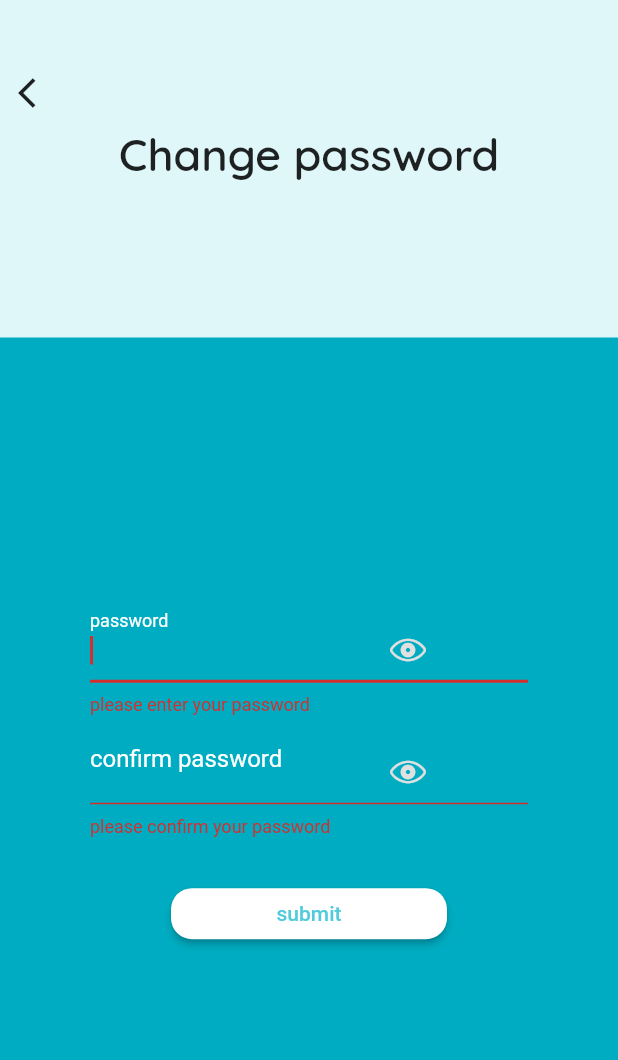
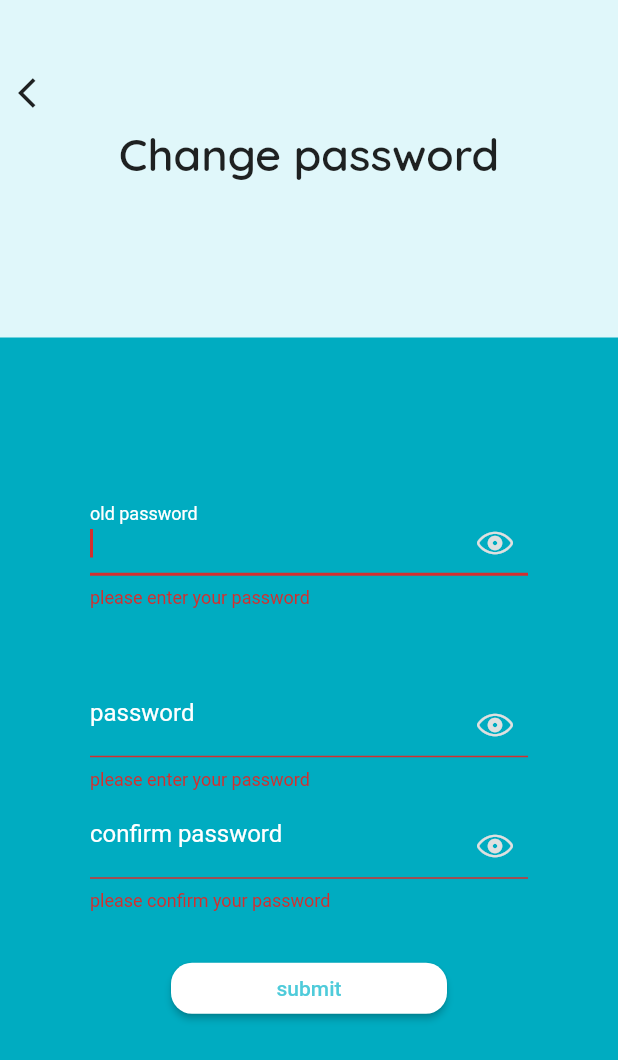
Before and after one commit to shubhamDev73/find-me-app, a Flutter app: the ChangePassword screen opened directly, after a tap on "submit", on a phone screen of 412 x 824 dp. Shown: the top 1060 px of the screen. Run offline on Flutter 3.47's test engine with Material 2 defaults, Android fonts, the phone set to English and light mode, and no system bars; our stand-ins replace cached_network_image, carousel_slider, cloud_firestore, firebase_core, firebase_database, firebase_messaging and 3 more; accounts and stored records are empty; network calls fail.

Commit message:
Added extra specific form fields

```diff
--- a/lib/screens/login/extra.dart
+++ b/lib/screens/login/extra.dart
@@ -62,7 +62,7 @@ class _ExtraState extends State<Extra> {
             Expanded(
               flex: 5,
               child: InputForm(
-                fieldTypes: ['phone', 'username', 'password', 'confirmPassword', 'submit'],
+                fieldTypes: ['phone', 'nick', 'password', 'confirmPassword', 'submit'],
                 onSubmit: (inputs) {
                   setState(() {
                     isLoading = true;
--- a/lib/screens/login/register.dart
+++ b/lib/screens/login/register.dart
@@ -63,7 +63,7 @@ class _RegisterState extends State<Register> {
             Expanded(
               flex: 5,
               child: InputForm(
-                fieldTypes: ['email', 'phone', 'username', 'password', 'confirmPassword', 'submit', 'button'],
+                fieldTypes: ['email', 'phone', 'nick', 'password', 'confirmPassword', 'submit', 'button'],
                 submitText: 'register',
                 buttons: [
                   Button(
--- a/lib/screens/me/changeNick.dart
+++ b/lib/screens/me/changeNick.dart
@@ -33,7 +33,7 @@ class _ChangeNickState extends State<ChangeNick> {
             Expanded(
               flex: 5,
               child: InputForm(
-                fieldTypes: ['username', 'submit'],
+                fieldTypes: ['nick', 'submit'],
                 onSubmit: (inputs) {
                   setState(() {
                     isLoading = true;
--- a/lib/screens/me/changePassword.dart
+++ b/lib/screens/me/changePassword.dart
@@ -26,19 +26,19 @@ class _ChangePasswordState extends State<ChangePassword> {
           children: [
             TopBox(title: 'Change password'),
             Expanded(
-              flex: 2,
+              flex: 1,
               child: Container(),
             ),
             Expanded(
               flex: 5,
               child: InputForm(
-                fieldTypes: ['password', 'confirmPassword', 'submit'],
+                fieldTypes: ['oldPassword', 'gap', 'password', 'confirmPassword', 'submit'],
                 onSubmit: (inputs) {
                   setState(() {
                     isLoading = true;
                   });
 
-                  POST('login/details/', inputs, callback: (json) {
+                  POST('login/details/', {"old_password": inputs['oldPassword'], "password": inputs['password']}, callback: (json) {
                     setState(() {
                       isLoading = false;
                     });
--- a/lib/widgets/textFields.dart
+++ b/lib/widgets/textFields.dart
@@ -74,7 +74,7 @@ class _PasswordFieldState extends State<PasswordField> {
         ),
         Positioned(
           top: 25,
-          left: 200,
+          right: 10,
           child: InkWell(
             onTap: () => setState(() {
               obscured = !obscured;
@@ -132,6 +132,13 @@ class InputForm extends StatelessWidget {
                   },
                 );
                 break;
+              case 'oldPassword':
+                widget = PasswordField(
+                  passwordController: controllers[index],
+                  label: "old password",
+                  autofocus: index == 0,
+                );
+                break;
               case 'submit':
                 widget = Container(
                   margin: EdgeInsets.fromLTRB(0, 30, 0, 0),
@@ -164,6 +171,16 @@ class InputForm extends StatelessWidget {
                   autofillHints: [AutofillHints.email, AutofillHints.telephoneNumber, AutofillHints.nickname, AutofillHints.name, AutofillHints.username],
                 );
                 break;
+              case 'nick':
+                widget = textFieldForRegistration(
+                  editingController: controllers[index],
+                  keyType: TextInputType.name,
+                  label: "username",
+                  errMsg: "please enter your username",
+                  autofocus: index == 0,
+                  autofillHints: [AutofillHints.nickname, AutofillHints.name, AutofillHints.username],
+                );
+                break;
               case 'email':
                 widget = textFieldForRegistration(
                   editingController: controllers[index],
@@ -184,6 +201,18 @@ class InputForm extends StatelessWidget {
                   autofillHints: [AutofillHints.telephoneNumber],
                 );
                 break;
+              case 'gap':
+                widget = SizedBox(height: 40);
+                break;
+              default:
+                widget = textFieldForRegistration(
+                  editingController: controllers[index],
+                  keyType: TextInputType.text,
+                  label: fieldType,
+                  errMsg: "please enter your $fieldType",
+                  autofocus: index == 0,
+                );
+                break;
             }
             return MapEntry(index, widget);
           }).values.toList(),
```
